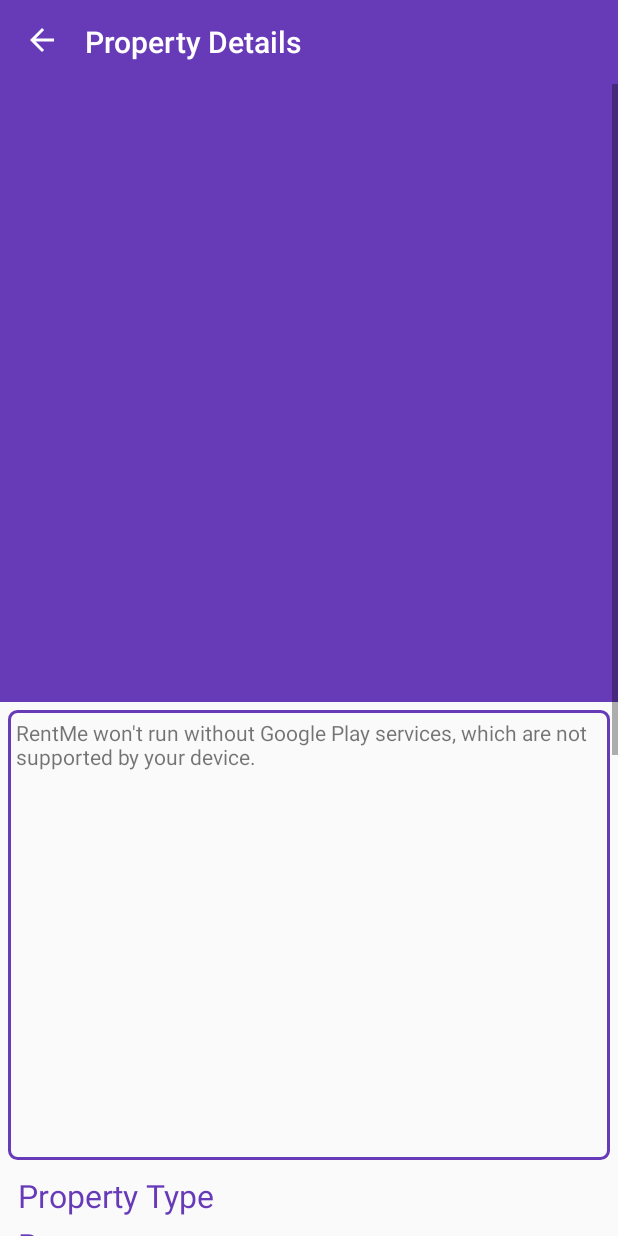
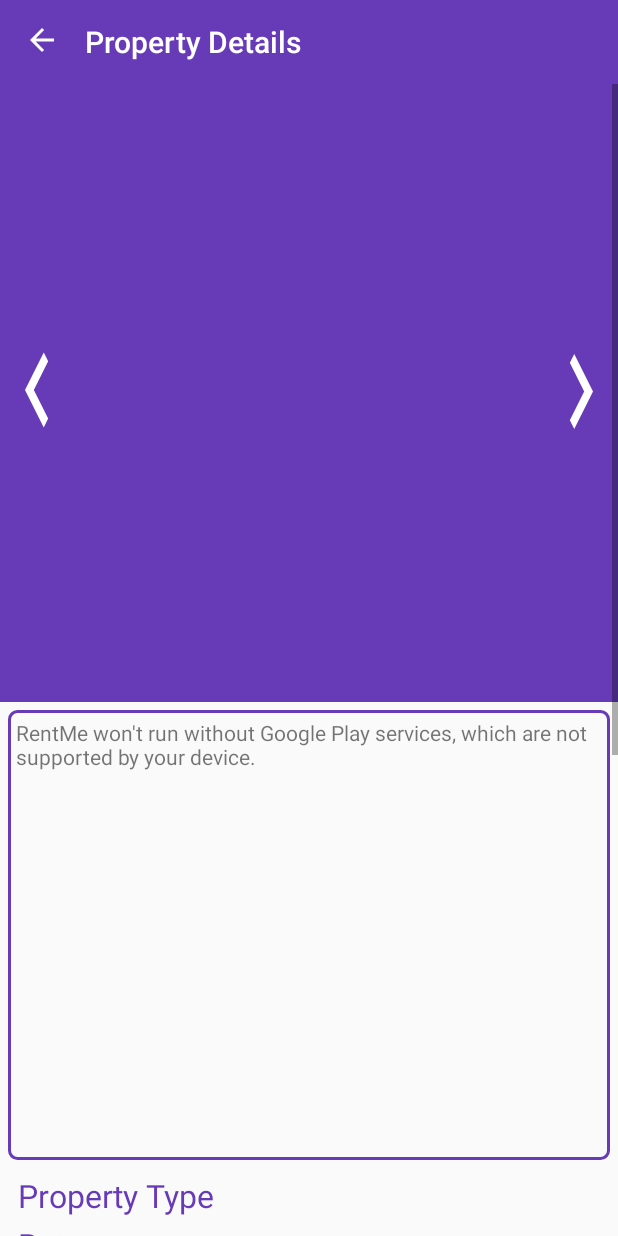
Before and after one commit to Fishayyy/RentMe, an Android app: the ViewPropertyDetailsActivity screen opened directly, with no data from a screen before it, on a phone screen of 412 x 824 dp. Run offline under Robolectric (Android 15) with nearby library versions, the phone set to English and light mode, and no system bars; our stand-ins replace Picasso; 20 statements that could not run were skipped.

Commit message:
Almost done

```diff
--- a/app/src/main/java/com/firebase/rentme/account/ViewListingsActivity.java
+++ b/app/src/main/java/com/firebase/rentme/account/ViewListingsActivity.java
@@ -40,7 +40,6 @@ public class ViewListingsActivity extends AppCompatActivity
     private RecyclerView recyclerView;
     private ArrayList<Property> propertyList = new ArrayList<>();
     private ListViewAdapter adapter;
-    private RelativeLayout relativeLayout;
 
     @Override
     protected void onCreate(Bundle savedInstanceState)
@@ -51,7 +50,6 @@ public class ViewListingsActivity extends AppCompatActivity
         Log.d(TAG, "onCreate: started");
 
         recyclerView = (RecyclerView) findViewById(R.id.recyclerView);
-        relativeLayout = findViewById(R.id.relativeLayout);
 
         displayActivityName();
         getOwnedPropertiesList();
--- a/app/src/main/java/com/firebase/rentme/profiles/ViewPropertyDetailsActivity.java
+++ b/app/src/main/java/com/firebase/rentme/profiles/ViewPropertyDetailsActivity.java
@@ -23,6 +23,7 @@ import com.squareup.picasso.Picasso;
 
 import org.w3c.dom.Text;
 
+import java.util.ArrayList;
 import java.util.List;
 
 public class ViewPropertyDetailsActivity extends FragmentActivity implements OnMapReadyCallback
@@ -30,6 +31,8 @@ public class ViewPropertyDetailsActivity extends FragmentActivity implements OnM
     private static final String TAG = "ViewPropertyDetails";
     private Property property;
     private GoogleMap mMap;
+    ArrayList<String> photos;
+    private int currentPhotoIndex;
 
     @Override
     protected void onCreate(Bundle savedInstanceState)
@@ -67,15 +70,17 @@ public class ViewPropertyDetailsActivity extends FragmentActivity implements OnM
 
     private void displayCard(Property property)
     {
-        displayPropertyImage(property);
+        photos = property.getPhotoURLList();
+        currentPhotoIndex = photos.size() - 1;
+        displayPropertyImage(photos.get(currentPhotoIndex));
         displayPropertyStrings(property);
         displayPropertyBooleans(property);
     }
 
-    private void displayPropertyImage(Property property)
+    private void displayPropertyImage(String photoURL)
     {
         ImageView propertyImage = findViewById(R.id.property_image);
-        Picasso.get().load(property.getPhotoURL())
+        Picasso.get().load(photoURL)
                 .placeholder(R.drawable.animated_loading)
                 .error(R.drawable.error)
                 .noFade()
@@ -164,4 +169,30 @@ public class ViewPropertyDetailsActivity extends FragmentActivity implements OnM
     {
         finish();
     }
+
+    public void prevPhoto(View view)
+    {
+        if(currentPhotoIndex == 0)
+        {
+            currentPhotoIndex = photos.size() - 1;
+        }
+        else
+        {
+            currentPhotoIndex--;
+        }
+        displayPropertyImage(photos.get(currentPhotoIndex));
+    }
+
+    public void nextPhoto(View view)
+    {
+        if(currentPhotoIndex == photos.size() - 1)
+        {
+            currentPhotoIndex = 0;
+        }
+        else
+        {
+            currentPhotoIndex++;
+        }
+        displayPropertyImage(photos.get(currentPhotoIndex));
+    }
 }
--- /dev/null
+++ b/app/src/main/res/drawable/left_arrow.xml
@@ -0,0 +1,5 @@
+<vector android:height="100dp" android:tint="#FFFFFF"
+    android:viewportHeight="24.0" android:viewportWidth="24.0"
+    android:width="50dp" xmlns:android="http://schemas.android.com/apk/res/android">
+    <path android:fillColor="#FF000000" android:pathData="M15.41,16.09l-4.58,-4.59 4.58,-4.59L14,5.5l-6,6 6,6z"/>
+</vector>
--- /dev/null
+++ b/app/src/main/res/drawable/right_arrow.xml
@@ -0,0 +1,5 @@
+<vector android:height="100dp" android:tint="#FFFFFF"
+    android:viewportHeight="24.0" android:viewportWidth="24.0"
+    android:width="50dp" xmlns:android="http://schemas.android.com/apk/res/android">
+    <path android:fillColor="#FF000000" android:pathData="M8.59,16.34l4.58,-4.59 -4.58,-4.59L10,5.75l6,6 -6,6z"/>
+</vector>
--- a/app/src/main/res/layout/activity_change_password.xml
+++ b/app/src/main/res/layout/activity_change_password.xml
@@ -42,7 +42,7 @@
     </androidx.appcompat.widget.Toolbar>
 
     <RelativeLayout
-        android:id="@+id/changePasswordLayout"
+        android:id="@+id/FullLayout"
         android:layout_width="match_parent"
         android:layout_height="match_parent"
         android:layout_below="@id/accountToolbar"
--- a/app/src/main/res/layout/activity_edit_personal_info.xml
+++ b/app/src/main/res/layout/activity_edit_personal_info.xml
@@ -43,7 +43,7 @@
     </androidx.appcompat.widget.Toolbar>
 
     <RelativeLayout
-        android:id="@+id/changePasswordLayout"
+        android:id="@+id/FullLayout"
         android:layout_width="match_parent"
         android:layout_height="match_parent"
         android:layout_below="@id/accountInfoToolbar"
--- a/app/src/main/res/layout/activity_filter_properties.xml
+++ b/app/src/main/res/layout/activity_filter_properties.xml
@@ -82,7 +82,7 @@
         android:padding="15dp">
 
         <RelativeLayout
-            android:id="@+id/changePasswordLayout"
+            android:id="@+id/FullLayout"
             android:layout_width="match_parent"
             android:layout_height="wrap_content">
 
--- a/app/src/main/res/layout/create_property.xml
+++ b/app/src/main/res/layout/create_property.xml
@@ -52,7 +52,7 @@
         android:paddingEnd="15dp">
 
         <RelativeLayout
-            android:id="@+id/changePasswordLayout"
+            android:id="@+id/FullLayout"
             android:layout_width="match_parent"
             android:layout_height="wrap_content">
 
--- a/app/src/main/res/layout/property_card_details.xml
+++ b/app/src/main/res/layout/property_card_details.xml
@@ -50,7 +50,12 @@
         android:layout_centerHorizontal="true">
 
         <RelativeLayout
-            android:id="@+id/changePasswordLayout"
+            android:id="@+id/FullLayout"
+            android:layout_width="match_parent"
+            android:layout_height="wrap_content">
+
+            <RelativeLayout
+                android:id="@+id/property_image_layout"
                 android:layout_width="match_parent"
                 android:layout_height="wrap_content">
 
@@ -63,11 +68,34 @@
                     android:adjustViewBounds="true"
                     android:src="@color/primary" />
 
+                <Button
+                    android:id="@+id/leftButton"
+                    android:layout_width="wrap_content"
+                    android:layout_height="wrap_content"
+                    android:background="@color/transparent"
+                    android:drawableStart="@drawable/left_arrow"
+                    android:layout_centerInParent="true"
+                    android:layout_alignParentStart="true"
+                    android:onClick="prevPhoto"/>
+
+                <Button
+                    android:id="@+id/rightButton"
+                    android:layout_width="wrap_content"
+                    android:layout_height="wrap_content"
+                    android:background="@color/transparent"
+                    android:drawableEnd="@drawable/right_arrow"
+                    android:layout_centerInParent="true"
+                    android:layout_alignParentEnd="true"
+                    android:onClick="nextPhoto"/>
+
+            </RelativeLayout>
+
+
             <FrameLayout
                 android:id="@+id/mapContainer"
                 android:layout_width="match_parent"
                 android:layout_height="300dp"
-                android:layout_below="@id/property_image"
+                android:layout_below="@id/property_image_layout"
                 android:layout_margin="5dp"
                 android:padding="5dp"
                 android:background="@drawable/border">
```
Lines whose indentation alone changed are shown as unchanged.
